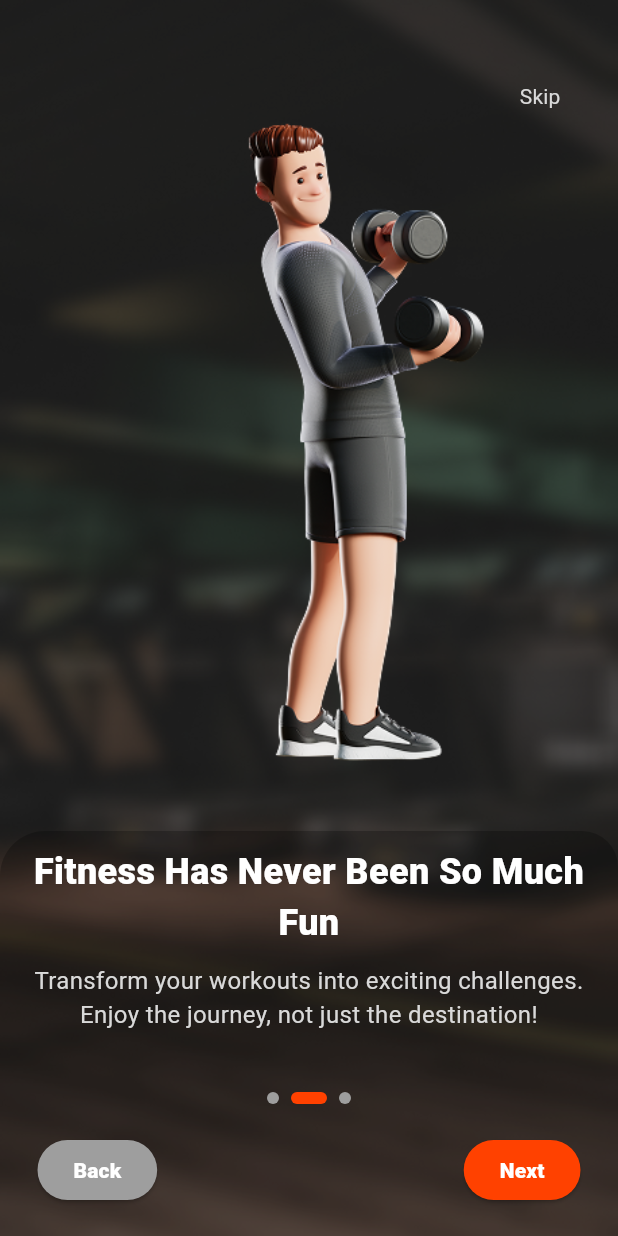
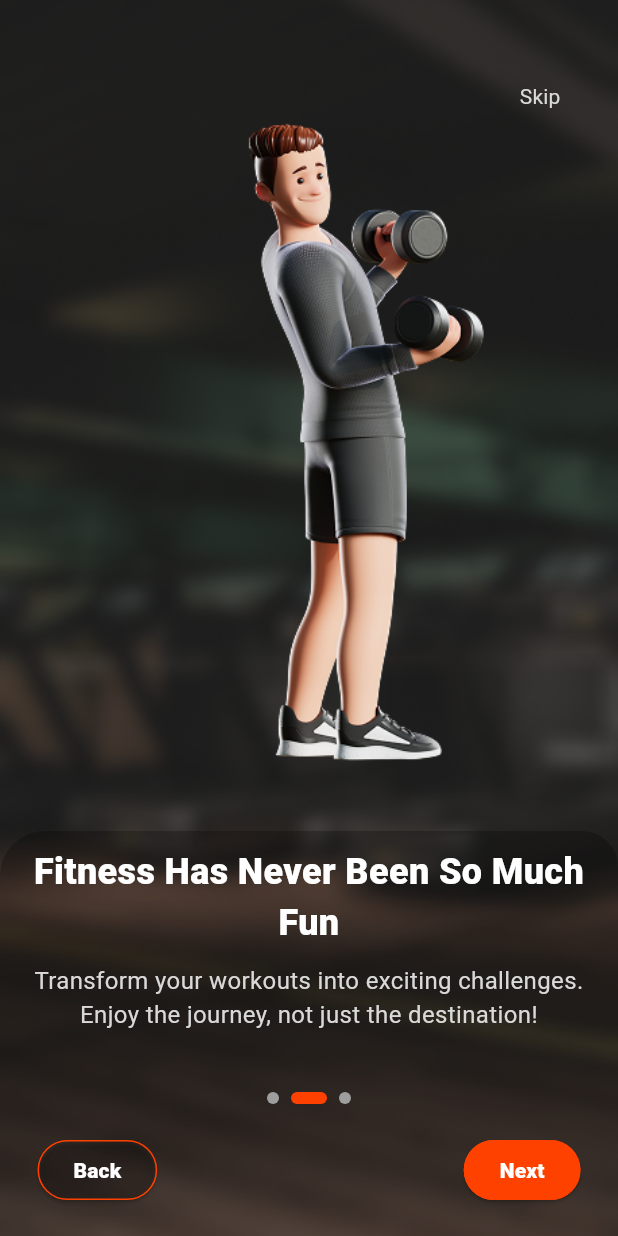
Before and after one commit to faridatarek/Super-Fitness, a Flutter app: the screen it shows after launch, swiped to page 2, on a phone screen of 412 x 824 dp. Run offline on Flutter 3.47's test engine with Material 3 defaults, Android fonts, the phone set to English and light mode, and no system bars; drawn by our look-alikes of smooth_page_indicator; our stand-ins replace bloc, dio, easy_localization, flutter_bloc, flutter_screenutil, flutter_svg and 6 more; accounts and stored records are empty; generated files the repository leaves out were written again; project files that could hold a hidden picture were left out.

Commit message:
fixed back button ui design

```diff
--- a/lib/features/intro/onboarding_screen/view/widgets/onboarding_controls.dart
+++ b/lib/features/intro/onboarding_screen/view/widgets/onboarding_controls.dart
@@ -44,7 +44,8 @@ class OnboardingControls extends StatelessWidget {
                       _buildButton(
                         context,
                         text: "Back",
-                        color: Colors.grey,
+                        color: ColorManager.transparent,
+                        borderColor: ColorManager.primary,
                         onPressed: () {
                           pageController.previousPage(
                             duration: const Duration(milliseconds: 300),
@@ -84,13 +85,17 @@ class OnboardingControls extends StatelessWidget {
         required Color color,
         required VoidCallback onPressed,
         bool isExpanded = false,
+        Color? borderColor,
+
       }) {
     final button = ElevatedButton(
       onPressed: onPressed,
       style: ElevatedButton.styleFrom(
         backgroundColor: color,
         shape: RoundedRectangleBorder(
+          side: BorderSide(color:borderColor??color ),
           borderRadius: BorderRadius.circular(30),
+
         ),
       ),
       child: Text(
```
